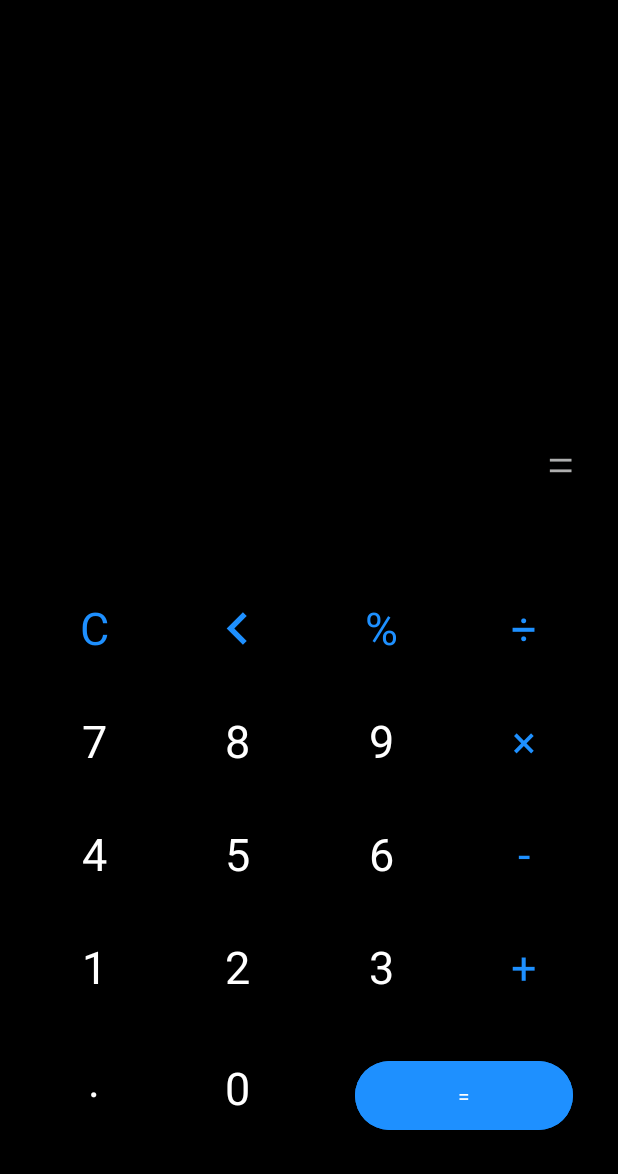
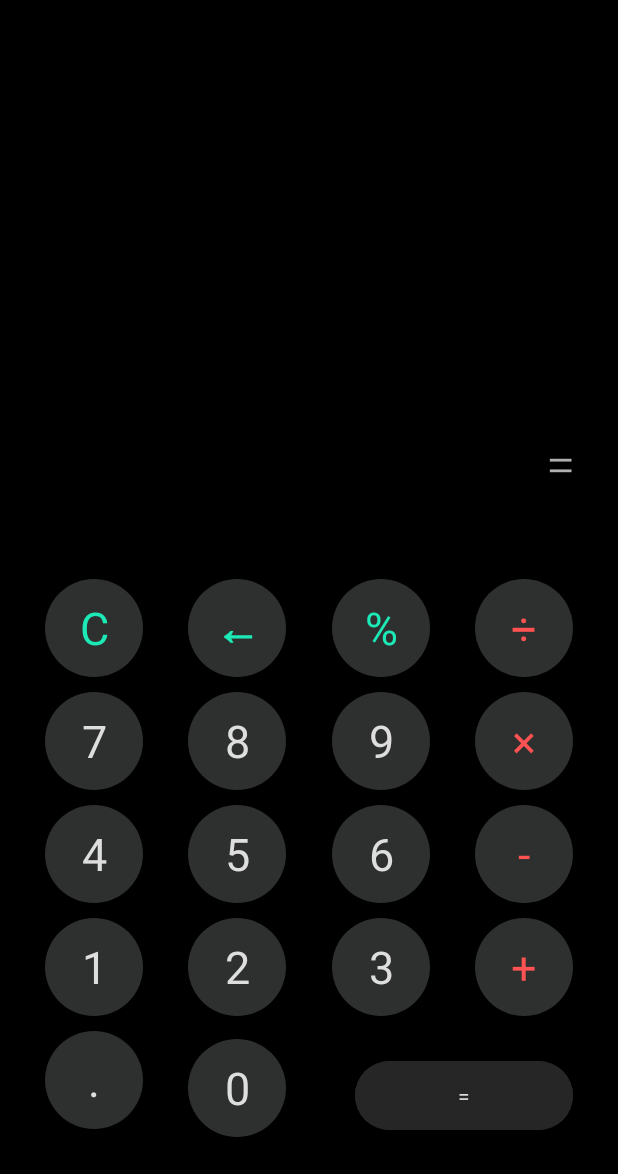
Before and after one commit to vilgad/Calculator, an Android app: the screen it shows after launch (MainActivity), on a phone screen of 412 x 824 dp, the part 62-1236 px from its top. Run offline under Robolectric (Android 15) with nearby library versions, the phone set to English and light mode, and no system bars; our stand-ins replace data binding, navigation-ui; Roboto replaces fonts that are not available here.

Commit message:
colors modification

```diff
--- a/app/src/main/res/drawable/circle.xml
+++ b/app/src/main/res/drawable/circle.xml
@@ -2,6 +2,6 @@
 <shape xmlns:android="http://schemas.android.com/apk/res/android">
     <size android:width="70dp"
         android:height="70dp"/>
-    <solid android:color="@color/black"/>
+    <solid android:color="@color/calc"/>
     <corners android:radius="35dp" />
 </shape>
--- a/app/src/main/res/layout/fragment_main.xml
+++ b/app/src/main/res/layout/fragment_main.xml
@@ -19,7 +19,7 @@
                 style="@style/circle_button"
                 android:layout_marginBottom="10dp"
                 android:text="@string/bt_decimal_text"
-                android:textColor="@color/white"
+                android:textColor="@color/light_white"
                 app:layout_constraintBottom_toBottomOf="@+id/bt_zero"
                 app:layout_constraintStart_toStartOf="@+id/bt_one"
                 app:layout_constraintTop_toTopOf="@+id/bt_zero" />
@@ -29,7 +29,7 @@
                 style="@style/circle_button"
                 android:layout_marginBottom="10dp"
                 android:text="@string/tv_clear_text"
-                android:textColor="@color/dodger_blue"
+                android:textColor="@color/green"
                 app:layout_constraintBottom_toTopOf="@+id/bt_seven"
                 app:layout_constraintEnd_toStartOf="@+id/bt_erase"
                 app:layout_constraintHorizontal_bias="0.5"
@@ -43,7 +43,7 @@
                 style="@style/circle_button"
                 android:layout_marginBottom="10dp"
                 android:text="@string/bt_seven_text"
-                android:textColor="@color/white"
+                android:textColor="@color/light_white"
                 app:layout_constraintBottom_toTopOf="@+id/bt_four"
                 app:layout_constraintEnd_toStartOf="@+id/bt_eight"
                 app:layout_constraintHorizontal_bias="0.5"
@@ -54,7 +54,7 @@
                 android:id="@+id/bt_eight"
                 style="@style/circle_button"
                 android:text="@string/bt_eight_text"
-                android:textColor="@color/white"
+                android:textColor="@color/light_white"
                 app:layout_constraintBottom_toBottomOf="@+id/bt_seven"
                 app:layout_constraintEnd_toStartOf="@+id/bt_nine"
                 app:layout_constraintHorizontal_bias="0.5"
@@ -66,7 +66,7 @@
                 android:id="@+id/bt_nine"
                 style="@style/circle_button"
                 android:text="@string/bt_nine_text"
-                android:textColor="@color/white"
+                android:textColor="@color/light_white"
                 app:layout_constraintBottom_toBottomOf="@+id/bt_eight"
                 app:layout_constraintEnd_toStartOf="@+id/bt_multiply"
                 app:layout_constraintHorizontal_bias="0.5"
@@ -74,12 +74,12 @@
                 app:layout_constraintTop_toTopOf="@+id/bt_eight"
                 app:layout_constraintVertical_bias="0.0" />
 
-            <Button
+            <androidx.appcompat.widget.AppCompatButton
                 android:id="@+id/bt_multiply"
                 android:contentDescription="@string/bt_multiply_text"
                 android:text="×"
                 style="@style/circle_button"
-                android:textColor="@color/dodger_blue"
+                android:textColor="@color/red"
                 app:layout_constraintBottom_toBottomOf="@+id/bt_nine"
                 app:layout_constraintEnd_toEndOf="parent"
                 app:layout_constraintHorizontal_bias="0.5"
@@ -92,7 +92,7 @@
                 style="@style/circle_button"
                 android:layout_marginBottom="10dp"
                 android:text="@string/bt_four_text"
-                android:textColor="@color/white"
+                android:textColor="@color/light_white"
                 app:layout_constraintBottom_toTopOf="@+id/bt_one"
                 app:layout_constraintEnd_toStartOf="@+id/bt_five"
                 app:layout_constraintHorizontal_bias="0.5"
@@ -104,7 +104,7 @@
                 style="@style/circle_button"
                 android:layout_marginBottom="10dp"
                 android:text="@string/bt_one_text"
-                android:textColor="@color/white"
+                android:textColor="@color/light_white"
                 app:layout_constraintBottom_toTopOf="@+id/bt_decimal"
                 app:layout_constraintEnd_toStartOf="@+id/bt_two"
                 app:layout_constraintHorizontal_bias="0.5"
@@ -116,18 +116,17 @@
                 style="@style/circle_button"
                 android:layout_marginBottom="10dp"
                 android:text="@string/bt_zero_text"
-                android:textColor="@color/white"
+                android:textColor="@color/light_white"
                 app:layout_constraintBottom_toBottomOf="@+id/bt_equals"
                 app:layout_constraintStart_toStartOf="@+id/bt_two"
                 app:layout_constraintTop_toTopOf="@+id/bt_equals" />
 
-            <ImageButton
+            <androidx.appcompat.widget.AppCompatButton
                 android:id="@+id/bt_erase"
-                android:layout_width="65dp"
-                android:layout_height="65dp"
-                android:background="@color/black"
-                android:contentDescription="@string/bt_erase_text"
-                android:src="@drawable/ic_baseline_chevron_left_24"
+                style="@style/circle_button"
+                android:text="←"
+                android:textStyle="bold"
+                android:textColor="@color/green"
                 app:layout_constraintBottom_toBottomOf="@+id/bt_clear"
                 app:layout_constraintEnd_toStartOf="@+id/bt_percentage"
                 app:layout_constraintHorizontal_bias="0.5"
@@ -138,7 +137,7 @@
                 android:id="@+id/bt_five"
                 style="@style/circle_button"
                 android:text="@string/bt_five_text"
-                android:textColor="@color/white"
+                android:textColor="@color/light_white"
                 app:layout_constraintBottom_toBottomOf="@+id/bt_four"
                 app:layout_constraintEnd_toStartOf="@+id/bt_six"
                 app:layout_constraintHorizontal_bias="0.5"
@@ -149,19 +148,19 @@
                 android:id="@+id/bt_two"
                 style="@style/circle_button"
                 android:text="@string/bt_two_text"
-                android:textColor="@color/white"
+                android:textColor="@color/light_white"
                 app:layout_constraintBottom_toBottomOf="@+id/bt_one"
                 app:layout_constraintEnd_toStartOf="@+id/bt_three"
                 app:layout_constraintHorizontal_bias="0.5"
                 app:layout_constraintStart_toEndOf="@+id/bt_one"
                 app:layout_constraintTop_toTopOf="@+id/bt_one" />
 
-            <Button
+            <androidx.appcompat.widget.AppCompatButton
                 android:id="@+id/bt_percentage"
                 android:contentDescription="@string/bt_percentage_text"
                 style="@style/circle_button"
                 android:text="%"
-                android:textColor="@color/dodger_blue"
+                android:textColor="@color/green"
                 app:layout_constraintBottom_toBottomOf="@+id/bt_erase"
                 app:layout_constraintEnd_toStartOf="@+id/bt_divide"
                 app:layout_constraintHorizontal_bias="0.5"
@@ -172,7 +171,7 @@
                 android:id="@+id/bt_three"
                 style="@style/circle_button"
                 android:text="@string/bt_three_text"
-                android:textColor="@color/white"
+                android:textColor="@color/light_white"
                 app:layout_constraintBottom_toBottomOf="@+id/bt_two"
                 app:layout_constraintEnd_toStartOf="@+id/bt_plus"
                 app:layout_constraintHorizontal_bias="0.5"
@@ -183,7 +182,7 @@
                 android:id="@+id/bt_six"
                 style="@style/circle_button"
                 android:text="@string/bt_six_text"
-                android:textColor="@color/white"
+                android:textColor="@color/light_white"
                 app:layout_constraintBottom_toBottomOf="@+id/bt_five"
                 app:layout_constraintEnd_toStartOf="@+id/bt_minus"
                 app:layout_constraintHorizontal_bias="0.5"
@@ -194,7 +193,7 @@
                 android:id="@+id/bt_plus"
                 style="@style/circle_button"
                 android:text="@string/bt_plus_text"
-                android:textColor="@color/dodger_blue"
+                android:textColor="@color/red"
                 app:layout_constraintBottom_toBottomOf="@+id/bt_three"
                 app:layout_constraintEnd_toEndOf="parent"
                 app:layout_constraintHorizontal_bias="0.5"
@@ -205,23 +204,21 @@
                 android:id="@+id/bt_equals"
                 android:layout_width="145dp"
                 android:layout_height="58dp"
-                android:backgroundTint="@color/dodger_blue"
+                android:backgroundTint="@color/grey_dark"
                 android:fontFamily="@font/ubuntu_medium"
                 android:text="@string/bt_equals_text"
                 android:textAlignment="center"
-                android:textColor="@color/white"
+                android:textColor="@color/light_white"
                 app:cornerRadius="50dp"
                 app:layout_constraintBottom_toBottomOf="parent"
                 app:layout_constraintEnd_toEndOf="@+id/bt_plus"
                 app:layout_constraintTop_toBottomOf="@+id/bt_plus" />
 
-            <Button
+            <androidx.appcompat.widget.AppCompatButton
                 android:id="@+id/bt_divide"
-                android:layout_width="65dp"
-                android:layout_height="65dp"
                 android:contentDescription="@string/bt_divide_text"
                 android:text="÷"
-                android:textColor="@color/dodger_blue"
+                android:textColor="@color/red"
                 style="@style/circle_button"
                 app:layout_constraintBottom_toBottomOf="@+id/bt_percentage"
                 app:layout_constraintEnd_toEndOf="parent"
@@ -232,7 +229,7 @@
                 android:id="@+id/bt_minus"
                 style="@style/circle_button"
                 android:text="@string/bt_minus_text"
-                android:textColor="@color/dodger_blue"
+                android:textColor="@color/red"
                 app:layout_constraintBottom_toBottomOf="@+id/bt_six"
                 app:layout_constraintEnd_toEndOf="parent"
                 app:layout_constraintHorizontal_bias="0.5"
--- a/app/src/main/res/values-night/themes.xml
+++ b/app/src/main/res/values-night/themes.xml
@@ -1,6 +1,6 @@
 <resources xmlns:tools="http://schemas.android.com/tools">
     <!-- Base application theme. -->
-    <style name="Theme.Calculator" parent="Theme.MaterialComponents.DayNight.DarkActionBar">
+    <style name="Theme.Calculator" parent="Theme.MaterialComponents.DayNight.NoActionBar">
         <!-- Primary brand color. -->
         <item name="colorPrimary">@color/black</item>
         <item name="colorPrimaryVariant">@color/black</item>
--- a/app/src/main/res/values/colors.xml
+++ b/app/src/main/res/values/colors.xml
@@ -10,6 +10,12 @@
     <color name="a">#03a9f4</color>
     <color name="dodger_blue">#1E90FF</color>
     <color name="grey">#AEAFAF</color>
-    <color name="grey_dark">#6E6B6B</color>
+    <color name="grey_dark">#272626</color>
+    <color name="tranparent">#0000ffff</color>
+    <color name="red">#FF5252</color>
+    <color name="green">#1DE9B6</color>
+    <color name="light_white">#DFDEDE</color>
     <color name="gr">#302F2F</color>
+    <color name="calc">#2D302F</color>
+    <color name="calc2">#5D5F63</color>
 </resources>
```
